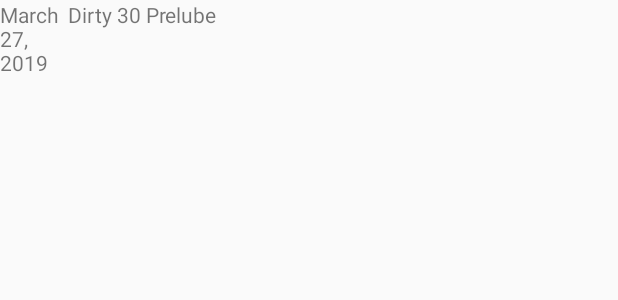
After one commit to davegarred/WH3, an Android app: the layout content_event_list_item.xml on its own in the app's theme, with its tools: preview values and no code run, on a phone screen of 412 x 824 dp. The commit adds this screen. Shown: the top 300 px of the screen. Run offline under Robolectric (Android 15) with nearby library versions, the phone set to English and light mode, and no system bars; network calls fail.

Commit message:
add event list adapter, update links and screen shot

```diff
--- a/app/src/main/java/com/nullgeodesic/washingtonhhh/service/CommunicationController.java
+++ b/app/src/main/java/com/nullgeodesic/washingtonhhh/service/CommunicationController.java
@@ -11,7 +11,6 @@ import com.android.volley.toolbox.StringRequest;
 import com.android.volley.toolbox.Volley;
 import com.google.gson.Gson;
 import com.nullgeodesic.washingtonhhh.EventListActivity;
-import com.nullgeodesic.washingtonhhh.MainActivity;
 import com.nullgeodesic.washingtonhhh.SplashActivity;
 import com.nullgeodesic.washingtonhhh.domain.archive.HashEvent;
 import com.nullgeodesic.washingtonhhh.dto.CalendarDto;
--- /dev/null
+++ b/app/src/main/res/layout/content_event_list_item.xml
@@ -0,0 +1,20 @@
+<?xml version="1.0" encoding="utf-8"?>
+<LinearLayout xmlns:android="http://schemas.android.com/apk/res/android"
+    android:layout_width="match_parent"
+    android:layout_height="match_parent"
+    android:textAlignment="textStart">
+
+    <TextView
+        android:id="@+id/list_item_date_textview"
+        android:layout_width="90dp"
+        android:layout_height="wrap_content"
+        android:layout_weight="1"
+        android:text="March 27, 2019" />
+
+    <TextView
+        android:id="@+id/list_item_name_textview"
+        android:layout_width="match_parent"
+        android:layout_height="wrap_content"
+        android:layout_weight="1"
+        android:text="Dirty 30 Prelube" />
+</LinearLayout>
```
Also changed, not shown: app/src/main/java/com/nullgeodesic/washingtonhhh/EventListActivity.java (+2 -9 lines), app/src/main/java/com/nullgeodesic/washingtonhhh/service/EventListAdapter.java (added, +39 -0 lines), 2 other files.
